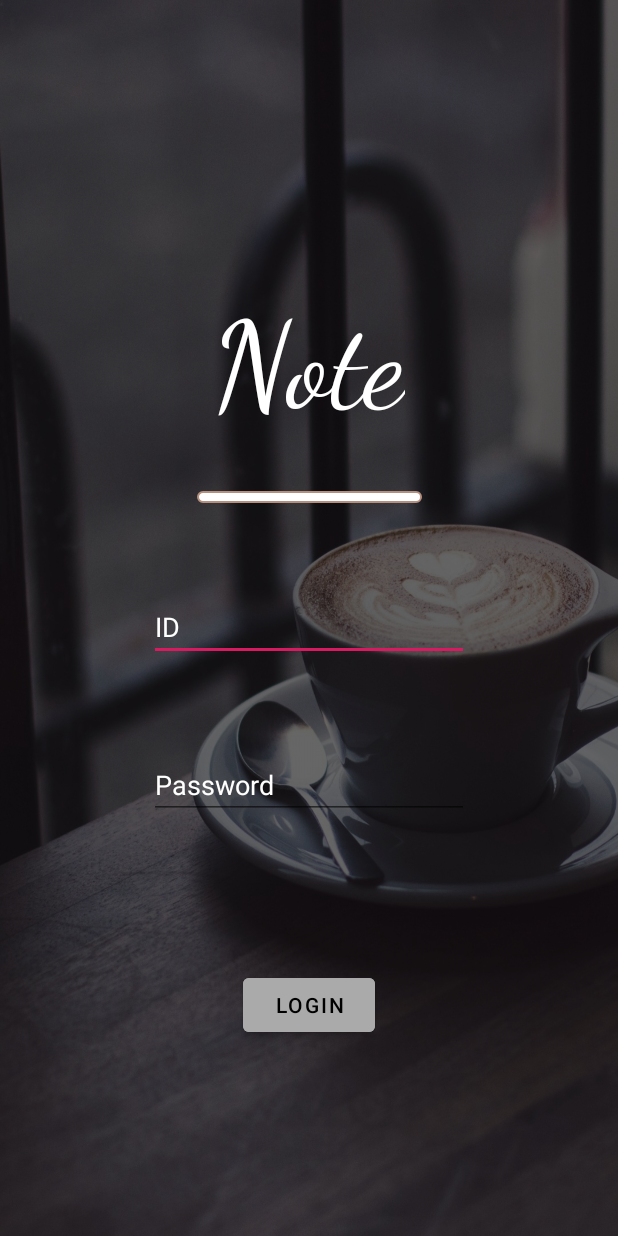
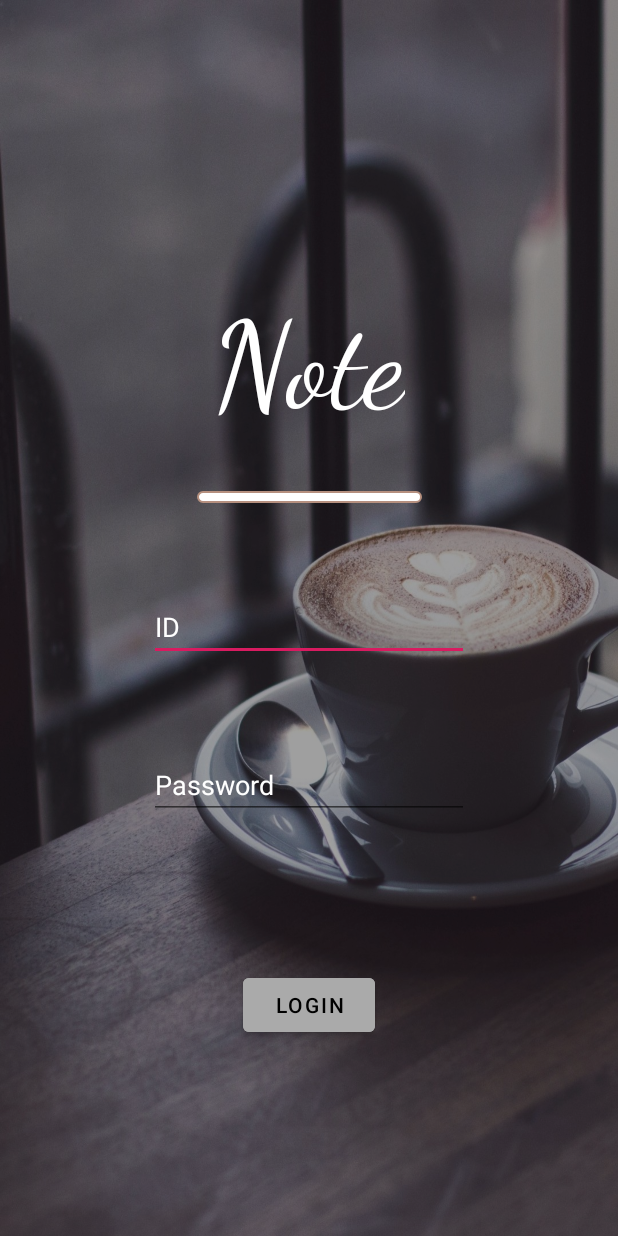
Before and after one commit to choi-seung-min/Note, an Android app: the screen it shows after launch (MainActivity before the commit, LoginActivity after it), on a phone screen of 412 x 824 dp. Run offline under Robolectric (Android 15) with nearby library versions, the phone set to English and light mode, and no system bars.

```diff
--- a/app/src/main/AndroidManifest.xml
+++ b/app/src/main/AndroidManifest.xml
@@ -9,13 +9,14 @@
             android:roundIcon="@mipmap/ic_launcher_round"
             android:supportsRtl="true"
             android:theme="@style/AppTheme">
-        <activity android:name=".ui.activity.MainActivity">
+        <activity android:name=".ui.activity.LoginActivity">
             <intent-filter>
                 <action android:name="android.intent.action.MAIN"/>
 
                 <category android:name="android.intent.category.LAUNCHER"/>
             </intent-filter>
         </activity>
+        <activity android:name=".ui.activity.MainActivity"/>
     </application>
 
 </manifest>
--- a/app/src/main/java/com/example/note/contract/LoginContract.kt
+++ b/app/src/main/java/com/example/note/contract/LoginContract.kt
@@ -1,5 +1,6 @@
 package com.example.note.contract
 
+import android.view.View
 import com.example.note.repository.LoginRepository
 
 interface LoginContract{
@@ -14,9 +15,11 @@ interface LoginContract{
         fun getPassword() : String
         fun startNoteActivity()
         fun finishActivity()
+        fun hideKeyboard( v : android.view.View? )
     }
     interface Presenter{
         fun onClickLogIn()
+        fun onClickOther()
     }
 
     interface  Repository{
--- a/app/src/main/java/com/example/note/presenter/LoginPresenter.kt
+++ b/app/src/main/java/com/example/note/presenter/LoginPresenter.kt
@@ -1,5 +1,6 @@
 package com.example.note.presenter
 
+import android.view.inputmethod.InputMethodManager
 import com.example.note.contract.LoginContract
 import com.example.note.repository.LoginRepository
 
@@ -7,6 +8,8 @@ class LoginPresenter(
     private val loginView :LoginContract.View,
     private val loginRepository : LoginContract.Repository
 ) : LoginContract.Presenter{
+
+
     override fun onClickLogIn() {
         val id = loginView.getId()
         val pw = loginView.getPassword()
@@ -33,4 +36,6 @@ class LoginPresenter(
 
         })
     }
+
+    override fun onClickOther() {}
 }
--- /dev/null
+++ b/app/src/main/java/com/example/note/ui/activity/LoginActivity.kt
@@ -0,0 +1,64 @@
+package com.example.note.ui.activity
+
+import android.content.Context
+import android.content.Intent
+import android.support.v7.app.AppCompatActivity
+import android.os.Bundle
+import android.view.View
+import android.view.inputmethod.InputMethodManager
+import android.widget.EditText
+import android.widget.Toast
+import com.example.note.R
+import com.example.note.contract.LoginContract
+import com.example.note.presenter.LoginPresenter
+import com.example.note.repository.LoginRepository
+import kotlinx.android.synthetic.main.activity_login.*
+
+class LoginActivity : AppCompatActivity(), LoginContract.View {
+
+
+    private val loginPresenter = LoginPresenter(this, LoginRepository())
+
+    override fun onCreate(savedInstanceState: Bundle?) {
+        super.onCreate(savedInstanceState)
+        setContentView(R.layout.activity_login)
+
+        login.setOnClickListener{
+            loginPresenter.onClickLogIn()
+            hideKeyboard(this.currentFocus)
+        }
+        cl.setOnClickListener { hideKeyboard(this.currentFocus) }
+        line.setOnClickListener{ hideKeyboard(this.currentFocus) }
+        filter.setOnClickListener{ hideKeyboard(this.currentFocus) }
+    }
+
+    override fun showMessageForLoginSuccess() = Toast.makeText(this, "로그인 성공", Toast.LENGTH_SHORT).show()
+
+    override fun showMessageForLoginFail() = Toast.makeText(this, "로그인 실패", Toast.LENGTH_SHORT).show()
+
+    override fun clearInputForLoginFail() = id.setText("")
+
+    override fun showMessageForBlankID() = Toast.makeText(this, "ID 입력란이 비어있습니다.", Toast.LENGTH_SHORT).show()
+
+    override fun showMessageForBlankPassword() = Toast.makeText(this, "비밀번호 입력창이 비어있습니다.", Toast.LENGTH_LONG).show()
+
+    override fun showMessageForBlankInput() = Toast.makeText(this, "입력창이 모두 비어있습니다.", Toast.LENGTH_LONG).show()
+
+    override fun getId(): String = id.text.toString()
+
+    override fun getPassword(): String = password.text.toString()
+
+    override fun startNoteActivity() = startActivity(Intent(this, MainActivity::class.java))
+
+    override fun finishActivity() = finish()
+
+    override fun hideKeyboard( v : View? ) {
+        if(v != null){
+            if(v !is EditText){
+                val imm = this.getSystemService(Context.INPUT_METHOD_SERVICE) as InputMethodManager
+                imm.hideSoftInputFromWindow(id.windowToken, 0)
+                imm.hideSoftInputFromWindow(password.windowToken, 0)
+            }
+        }
+    }
+}
--- a/app/src/main/java/com/example/note/ui/activity/MainActivity.kt
+++ b/app/src/main/java/com/example/note/ui/activity/MainActivity.kt
@@ -1,38 +1,12 @@
 package com.example.note.ui.activity
 
+import android.os.Bundle
 import android.support.v7.app.AppCompatActivity
-import android.os.Bundle
-import android.widget.Toast
 import com.example.note.R
-import com.example.note.contract.LoginContract
-import kotlinx.android.synthetic.main.activity_main.*
 
-class MainActivity : AppCompatActivity(), LoginContract.View {
-
+class MainActivity : AppCompatActivity() {
     override fun onCreate(savedInstanceState: Bundle?) {
         super.onCreate(savedInstanceState)
         setContentView(R.layout.activity_main)
     }
-
-    override fun showMessageForLoginSuccess() = Toast.makeText(this, "로그인 성공", Toast.LENGTH_SHORT).show()
-
-    override fun showMessageForLoginFail() = Toast.makeText(this, "로그인 실패", Toast.LENGTH_SHORT).show()
-
-    override fun clearInputForLoginFail() = id.setText("")
-
-    override fun showMessageForBlankID() = Toast.makeText(this, "ID 입력란이 비어있습니다.", Toast.LENGTH_SHORT).show()
-
-    override fun showMessageForBlankPassword() = Toast.makeText(this, "비밀번호 입력창이 비어있습니다.", Toast.LENGTH_LONG).show()
-
-    override fun showMessageForBlankInput() = Toast.makeText(this, "입력창이 모두 비어있습니다.", Toast.LENGTH_LONG).show()
-
-    override fun getId(): String = id.text.toString()
-
-    override fun getPassword(): String = password.text.toString()
-
-    override fun startNoteActivity() {
-        TODO("not implemented") // start main activity
-    }
-
-    override fun finishActivity() = finish()
 }
--- /dev/null
+++ b/app/src/main/res/layout/activity_login.xml
@@ -0,0 +1,87 @@
+<?xml version="1.0" encoding="utf-8"?>
+<android.support.constraint.ConstraintLayout
+        android:id="@+id/cl"
+        xmlns:android="http://schemas.android.com/apk/res/android"
+        xmlns:tools="http://schemas.android.com/tools"
+        xmlns:app="http://schemas.android.com/apk/res-auto"
+        android:layout_width="match_parent"
+        android:layout_height="match_parent"
+        tools:context=".ui.activity.LoginActivity"
+        android:background="@drawable/note_background">
+
+    <View
+            android:id="@+id/filter"
+            android:layout_width="match_parent"
+            android:layout_height="match_parent"
+            android:background="#60000000"/>
+
+    <TextView
+            android:text="Note"
+            android:layout_width="wrap_content"
+            android:layout_height="wrap_content"
+            android:id="@+id/note"
+            app:layout_constraintEnd_toEndOf="parent"
+            app:layout_constraintStart_toStartOf="parent"
+            app:layout_constraintBottom_toTopOf="@+id/line"
+            app:layout_constraintTop_toTopOf="parent"
+            android:textSize="80dp"
+            android:textColor="@android:color/white"
+            android:fontFamily="cursive"
+            app:layout_constraintHorizontal_bias="0.5"
+            app:layout_constraintVertical_bias="0.850"/>
+
+    <View
+            android:layout_width="150dp"
+            android:layout_height="8dp"
+            android:background="@drawable/back_round"
+            app:layout_constraintBottom_toTopOf="@+id/id"
+            android:id="@+id/line"
+            android:layout_marginBottom="60dp"
+            app:layout_constraintEnd_toEndOf="parent"
+            app:layout_constraintStart_toStartOf="parent"
+            app:layout_constraintHorizontal_bias="0.5"/>
+
+    <EditText
+            android:layout_width="wrap_content"
+            android:layout_height="wrap_content"
+            android:inputType="textPersonName"
+            android:hint="ID"
+            android:ems="10"
+            android:id="@+id/id"
+            app:layout_constraintEnd_toEndOf="parent"
+            app:layout_constraintStart_toStartOf="parent"
+            android:layout_marginBottom="60dp"
+            app:layout_constraintBottom_toTopOf="@+id/password"
+            android:textColor="@android:color/white"
+            android:textColorHint="@android:color/white"
+            app:layout_constraintHorizontal_bias="0.5"/>
+
+    <EditText
+            android:layout_width="wrap_content"
+            android:layout_height="wrap_content"
+            android:inputType="textPassword"
+            android:hint="Password"
+            android:ems="10"
+            android:id="@+id/password"
+            app:layout_constraintEnd_toEndOf="parent"
+            app:layout_constraintStart_toStartOf="parent"
+            android:layout_marginBottom="100dp"
+            app:layout_constraintBottom_toTopOf="@+id/login"
+            android:textColor="@android:color/white"
+            android:textColorHint="@android:color/white"
+            app:layout_constraintHorizontal_bias="0.5"/>
+
+    <android.support.design.button.MaterialButton
+            android:layout_width="wrap_content"
+            android:layout_height="wrap_content"
+            app:layout_constraintEnd_toEndOf="parent"
+            app:layout_constraintStart_toStartOf="parent"
+            android:layout_marginBottom="130dp"
+            app:layout_constraintBottom_toBottomOf="parent"
+            android:id="@+id/login"
+            app:layout_constraintHorizontal_bias="0.5"
+            android:text="LogIn"
+            android:backgroundTint="@android:color/darker_gray"
+            android:textColor="@android:color/black"/>
+
+</android.support.constraint.ConstraintLayout>
--- a/app/src/main/res/layout/activity_main.xml
+++ b/app/src/main/res/layout/activity_main.xml
@@ -1,85 +1,6 @@
 <?xml version="1.0" encoding="utf-8"?>
-<android.support.constraint.ConstraintLayout
-        xmlns:android="http://schemas.android.com/apk/res/android"
-        xmlns:tools="http://schemas.android.com/tools"
-        xmlns:app="http://schemas.android.com/apk/res-auto"
-        android:layout_width="match_parent"
-        android:layout_height="match_parent"
-        tools:context=".ui.activity.MainActivity"
-        android:background="@drawable/note_background">
-
-    <View
-            android:layout_width="match_parent"
-            android:layout_height="match_parent"
-            android:background="#99000000"/>
-
-    <TextView
-            android:text="Note"
-            android:layout_width="wrap_content"
-            android:layout_height="wrap_content"
-            android:id="@+id/textView3"
-            app:layout_constraintEnd_toEndOf="parent"
-            app:layout_constraintStart_toStartOf="parent"
-            app:layout_constraintBottom_toTopOf="@+id/view"
-            app:layout_constraintTop_toTopOf="parent"
-            android:textSize="80dp"
-            android:textColor="@android:color/white"
-            android:fontFamily="cursive"
-            app:layout_constraintHorizontal_bias="0.5"
-            app:layout_constraintVertical_bias="0.850"/>
-
-    <View
-            android:layout_width="150dp"
-            android:layout_height="8dp"
-            android:background="@drawable/back_round"
-            app:layout_constraintBottom_toTopOf="@+id/id"
-            android:id="@+id/view"
-            android:layout_marginBottom="60dp"
-            app:layout_constraintEnd_toEndOf="parent"
-            app:layout_constraintStart_toStartOf="parent"
-            app:layout_constraintHorizontal_bias="0.5"/>
-
-    <EditText
-            android:layout_width="wrap_content"
-            android:layout_height="wrap_content"
-            android:inputType="textPersonName"
-            android:hint="ID"
-            android:ems="10"
-            android:id="@+id/id"
-            app:layout_constraintEnd_toEndOf="parent"
-            app:layout_constraintStart_toStartOf="parent"
-            android:layout_marginBottom="60dp"
-            app:layout_constraintBottom_toTopOf="@+id/password"
-            android:textColor="@android:color/white"
-            android:textColorHint="@android:color/white"
-            app:layout_constraintHorizontal_bias="0.5"/>
-
-    <EditText
-            android:layout_width="wrap_content"
-            android:layout_height="wrap_content"
-            android:inputType="textPersonName"
-            android:hint="Password"
-            android:ems="10"
-            android:id="@+id/password"
-            app:layout_constraintEnd_toEndOf="parent"
-            app:layout_constraintStart_toStartOf="parent"
-            android:layout_marginBottom="100dp"
-            app:layout_constraintBottom_toTopOf="@+id/materialButton"
-            android:textColor="@android:color/white"
-            android:textColorHint="@android:color/white"
-            app:layout_constraintHorizontal_bias="0.5"/>
-
-    <android.support.design.button.MaterialButton
-            android:layout_width="wrap_content"
-            android:layout_height="wrap_content"
-            app:layout_constraintEnd_toEndOf="parent"
-            app:layout_constraintStart_toStartOf="parent"
-            android:layout_marginBottom="130dp"
-            app:layout_constraintBottom_toBottomOf="parent"
-            android:id="@+id/materialButton"
-            app:layout_constraintHorizontal_bias="0.5"
-            android:text="LogIn"
-            android:backgroundTint="@android:color/darker_gray"
-            android:textColor="@android:color/black"/>
+<android.support.constraint.ConstraintLayout xmlns:android="http://schemas.android.com/apk/res/android"
+                                             android:layout_width="match_parent"
+                                             android:layout_height="match_parent">
 
 </android.support.constraint.ConstraintLayout>
```
